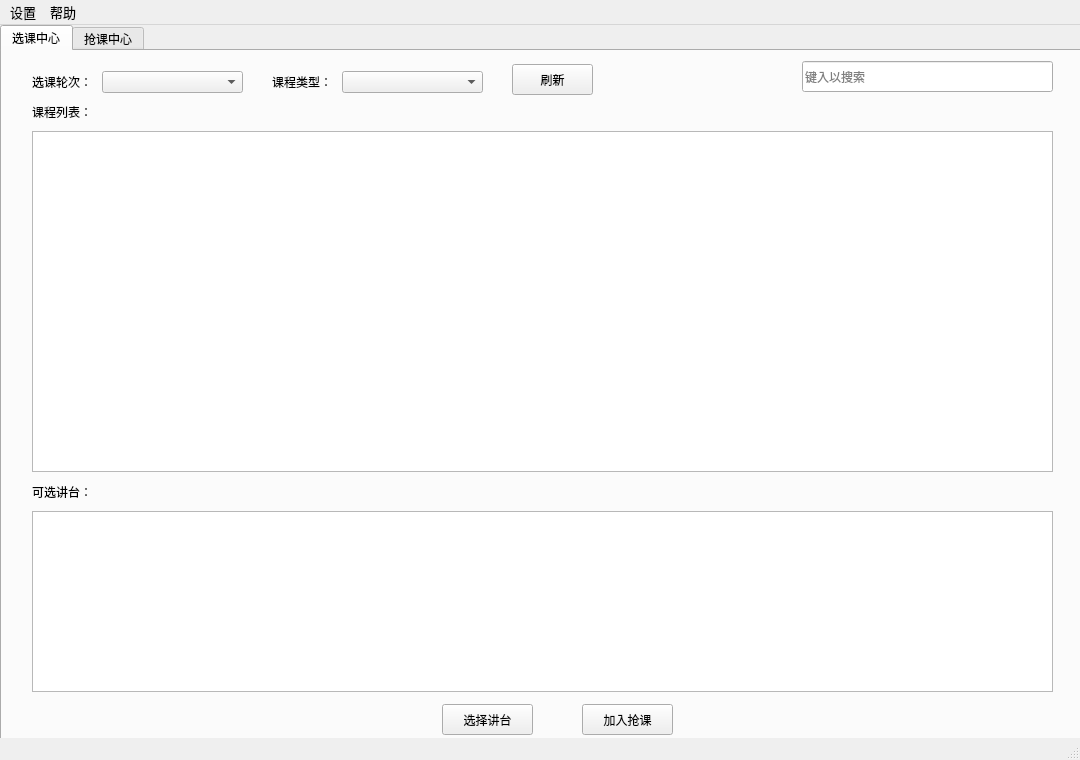
Above: ui/mainWindow.ui from FKSJDSCZ/USTB-curricula-variable-helper before the change. Below: the same form after it.
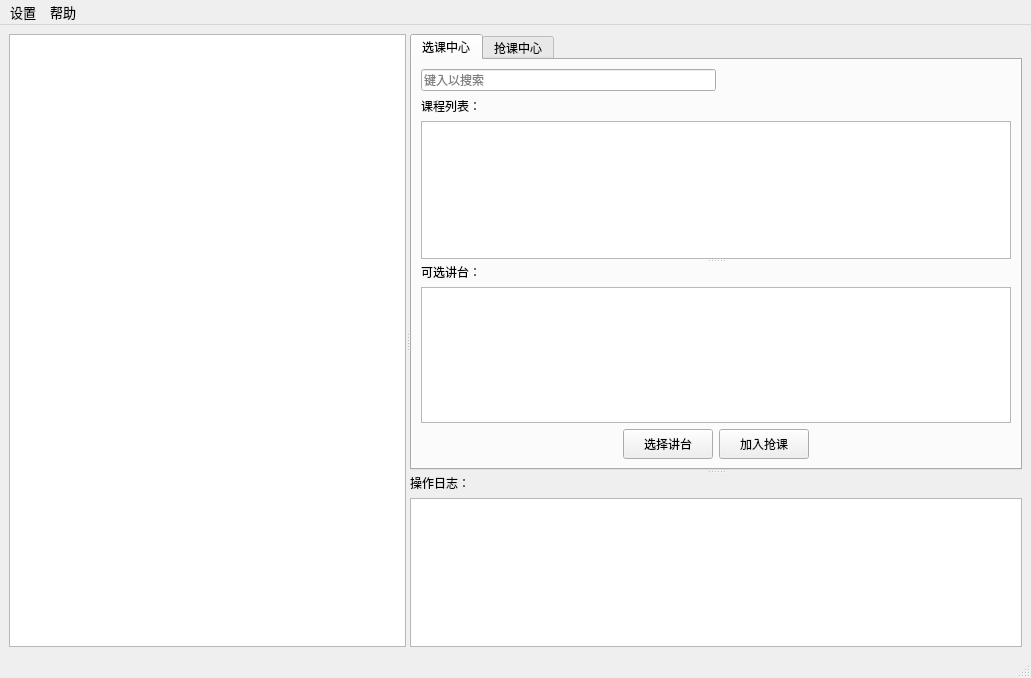
That is the form after the change.

Commit message: 1. optimize automatic course selection service 2. optimize UI design

Patch:
```diff
--- a/ui/mainWindow.ui
+++ b/ui/mainWindow.ui
@@ -6,405 +6,367 @@
    <rect>
     <x>0</x>
     <y>0</y>
-    <width>1080</width>
-    <height>760</height>
+    <width>1031</width>
+    <height>678</height>
    </rect>
   </property>
-  <property name="minimumSize">
-   <size>
-    <width>1080</width>
-    <height>760</height>
-   </size>
-  </property>
-  <property name="maximumSize">
-   <size>
-    <width>1080</width>
-    <height>976</height>
-   </size>
-  </property>
   <property name="windowTitle">
    <string>选课助手</string>
   </property>
   <widget class="QWidget" name="centralwidget">
-   <widget class="QTabWidget" name="tabWidget">
-    <property name="geometry">
-     <rect>
-      <x>0</x>
-      <y>0</y>
-      <width>1081</width>
-      <height>721</height>
-     </rect>
-    </property>
-    <property name="minimumSize">
-     <size>
-      <width>1081</width>
-      <height>721</height>
-     </size>
-    </property>
-    <property name="maximumSize">
-     <size>
-      <width>1081</width>
-      <height>721</height>
-     </size>
-    </property>
+   <layout class="QGridLayout" name="gridLayout_3">
+    <item row="0" column="0">
+     <widget class="QSplitter" name="mainSplitter">
+      <property name="orientation">
+       <enum>Qt::Orientation::Horizontal</enum>
+      </property>
+      <widget class="QTreeView" name="epochTreeView">
+       <property name="editTriggers">
+        <set>QAbstractItemView::EditTrigger::NoEditTriggers</set>
+       </property>
+       <property name="tabKeyNavigation">
+        <bool>true</bool>
+       </property>
+       <property name="dragDropOverwriteMode">
+        <bool>true</bool>
+       </property>
+       <property name="animated">
+        <bool>true</bool>
+       </property>
+      </widget>
+      <widget class="QSplitter" name="rightSplitter">
+       <property name="orientation">
+        <enum>Qt::Orientation::Vertical</enum>
+       </property>
+       <widget class="QTabWidget" name="serviceTabWidget">
     <property name="currentIndex">
      <number>0</number>
     </property>
-    <widget class="QWidget" name="manualSelector">
+        <widget class="QWidget" name="courseQuery">
      <attribute name="title">
       <string>选课中心</string>
      </attribute>
-     <widget class="QComboBox" name="typeComboBox">
-      <property name="geometry">
-       <rect>
-        <x>340</x>
-        <y>20</y>
-        <width>141</width>
-        <height>22</height>
-       </rect>
-      </property>
-     </widget>
-     <widget class="QLabel" name="label">
-      <property name="geometry">
-       <rect>
-        <x>270</x>
-        <y>20</y>
-        <width>71</width>
-        <height>21</height>
-       </rect>
-      </property>
-      <property name="text">
-       <string>课程类型：</string>
-      </property>
-     </widget>
-     <widget class="QPushButton" name="refreshBtn">
-      <property name="geometry">
-       <rect>
-        <x>510</x>
-        <y>13</y>
-        <width>81</width>
-        <height>31</height>
-       </rect>
-      </property>
-      <property name="text">
-       <string>刷新</string>
-      </property>
-     </widget>
+         <layout class="QGridLayout" name="gridLayout_2">
+          <item row="0" column="0">
+           <widget class="QSplitter" name="courseQuerySplitter">
+            <property name="orientation">
+             <enum>Qt::Orientation::Vertical</enum>
+            </property>
+            <widget class="QWidget" name="layoutWidget">
+             <layout class="QVBoxLayout" name="courseTableLayout">
+              <item>
+               <layout class="QHBoxLayout" name="searchLayout">
+                <item>
      <widget class="QLineEdit" name="searchEdit">
-      <property name="geometry">
-       <rect>
-        <x>800</x>
-        <y>10</y>
-        <width>251</width>
-        <height>31</height>
-       </rect>
-      </property>
       <property name="placeholderText">
        <string>键入以搜索</string>
       </property>
      </widget>
+                </item>
+                <item>
+                 <spacer name="horizontalSpacer">
+                  <property name="orientation">
+                   <enum>Qt::Orientation::Horizontal</enum>
+                  </property>
+                  <property name="sizeHint" stdset="0">
+                   <size>
+                    <width>0</width>
+                    <height>0</height>
+                   </size>
+                  </property>
+                 </spacer>
+                </item>
+               </layout>
+              </item>
+              <item>
      <widget class="QLabel" name="label_3">
-      <property name="geometry">
-       <rect>
-        <x>30</x>
-        <y>50</y>
-        <width>71</width>
-        <height>21</height>
-       </rect>
-      </property>
       <property name="text">
        <string>课程列表：</string>
       </property>
      </widget>
+              </item>
+              <item>
+               <widget class="QTableView" name="courseTableView">
+                <property name="editTriggers">
+                 <set>QAbstractItemView::EditTrigger::NoEditTriggers</set>
+                </property>
+                <property name="selectionMode">
+                 <enum>QAbstractItemView::SelectionMode::SingleSelection</enum>
+                </property>
+                <property name="selectionBehavior">
+                 <enum>QAbstractItemView::SelectionBehavior::SelectRows</enum>
+                </property>
+                <property name="sortingEnabled">
+                 <bool>true</bool>
+                </property>
+                <property name="wordWrap">
+                 <bool>false</bool>
+                </property>
+                <attribute name="horizontalHeaderMinimumSectionSize">
+                 <number>0</number>
+                </attribute>
+                <attribute name="horizontalHeaderShowSortIndicator" stdset="0">
+                 <bool>true</bool>
+                </attribute>
+                <attribute name="horizontalHeaderStretchLastSection">
+                 <bool>true</bool>
+                </attribute>
+                <attribute name="verticalHeaderMinimumSectionSize">
+                 <number>0</number>
+                </attribute>
+                <attribute name="verticalHeaderDefaultSectionSize">
+                 <number>20</number>
+                </attribute>
+               </widget>
+              </item>
+             </layout>
+            </widget>
+            <widget class="QWidget" name="layoutWidget">
+             <layout class="QVBoxLayout" name="classTableLayout">
+              <item>
      <widget class="QLabel" name="label_4">
-      <property name="geometry">
-       <rect>
-        <x>30</x>
-        <y>430</y>
-        <width>71</width>
-        <height>21</height>
-       </rect>
-      </property>
       <property name="text">
        <string>可选讲台：</string>
       </property>
      </widget>
+              </item>
+              <item>
+               <widget class="QTableView" name="classTableView">
+                <property name="editTriggers">
+                 <set>QAbstractItemView::EditTrigger::NoEditTriggers</set>
+                </property>
+                <property name="selectionMode">
+                 <enum>QAbstractItemView::SelectionMode::SingleSelection</enum>
+                </property>
+                <property name="selectionBehavior">
+                 <enum>QAbstractItemView::SelectionBehavior::SelectRows</enum>
+                </property>
+                <property name="wordWrap">
+                 <bool>false</bool>
+                </property>
+                <attribute name="horizontalHeaderMinimumSectionSize">
+                 <number>0</number>
+                </attribute>
+                <attribute name="horizontalHeaderStretchLastSection">
+                 <bool>true</bool>
+                </attribute>
+                <attribute name="verticalHeaderVisible">
+                 <bool>true</bool>
+                </attribute>
+                <attribute name="verticalHeaderMinimumSectionSize">
+                 <number>0</number>
+                </attribute>
+                <attribute name="verticalHeaderDefaultSectionSize">
+                 <number>20</number>
+                </attribute>
+               </widget>
+              </item>
+              <item>
+               <layout class="QHBoxLayout" name="buttonLayout">
+                <item>
+                 <spacer name="horizontalSpacer_2">
+                  <property name="orientation">
+                   <enum>Qt::Orientation::Horizontal</enum>
+                  </property>
+                  <property name="sizeHint" stdset="0">
+                   <size>
+                    <width>40</width>
+                    <height>20</height>
+                   </size>
+                  </property>
+                 </spacer>
+                </item>
+                <item>
      <widget class="QPushButton" name="chooseClassBtn">
-      <property name="geometry">
-       <rect>
-        <x>440</x>
-        <y>653</y>
-        <width>91</width>
-        <height>31</height>
-       </rect>
+                  <property name="minimumSize">
+                   <size>
+                    <width>90</width>
+                    <height>30</height>
+                   </size>
       </property>
       <property name="text">
        <string>选择讲台</string>
       </property>
      </widget>
+                </item>
+                <item>
      <widget class="QPushButton" name="addAutoBtn">
-      <property name="geometry">
-       <rect>
-        <x>580</x>
-        <y>653</y>
-        <width>91</width>
-        <height>31</height>
-       </rect>
+                  <property name="minimumSize">
+                   <size>
+                    <width>90</width>
+                    <height>30</height>
+                   </size>
       </property>
       <property name="text">
        <string>加入抢课</string>
       </property>
      </widget>
-     <widget class="QComboBox" name="epochComboBox">
-      <property name="geometry">
-       <rect>
-        <x>100</x>
-        <y>20</y>
-        <width>141</width>
-        <height>22</height>
-       </rect>
-      </property>
-     </widget>
-     <widget class="QLabel" name="label_12">
-      <property name="geometry">
-       <rect>
-        <x>30</x>
-        <y>20</y>
-        <width>71</width>
-        <height>21</height>
-       </rect>
-      </property>
-      <property name="text">
-       <string>选课轮次：</string>
-      </property>
-     </widget>
-     <widget class="QTableView" name="courseTableView">
-      <property name="geometry">
-       <rect>
-        <x>30</x>
-        <y>80</y>
-        <width>1021</width>
-        <height>341</height>
-       </rect>
-      </property>
-      <property name="editTriggers">
-       <set>QAbstractItemView::EditTrigger::NoEditTriggers</set>
-      </property>
-      <property name="alternatingRowColors">
-       <bool>true</bool>
-      </property>
-      <property name="selectionMode">
-       <enum>QAbstractItemView::SelectionMode::SingleSelection</enum>
-      </property>
-      <property name="selectionBehavior">
-       <enum>QAbstractItemView::SelectionBehavior::SelectRows</enum>
-      </property>
-      <property name="sortingEnabled">
-       <bool>true</bool>
-      </property>
-      <property name="wordWrap">
-       <bool>false</bool>
-      </property>
-      <attribute name="horizontalHeaderMinimumSectionSize">
-       <number>0</number>
-      </attribute>
-      <attribute name="horizontalHeaderShowSortIndicator" stdset="0">
-       <bool>true</bool>
-      </attribute>
-      <attribute name="horizontalHeaderStretchLastSection">
-       <bool>true</bool>
-      </attribute>
-      <attribute name="verticalHeaderMinimumSectionSize">
-       <number>0</number>
-      </attribute>
-      <attribute name="verticalHeaderDefaultSectionSize">
-       <number>20</number>
-      </attribute>
-     </widget>
-     <widget class="QTableView" name="classTableView">
-      <property name="geometry">
-       <rect>
-        <x>30</x>
-        <y>460</y>
-        <width>1021</width>
-        <height>181</height>
-       </rect>
-      </property>
-      <property name="editTriggers">
-       <set>QAbstractItemView::EditTrigger::NoEditTriggers</set>
-      </property>
-      <property name="alternatingRowColors">
-       <bool>true</bool>
-      </property>
-      <property name="selectionMode">
-       <enum>QAbstractItemView::SelectionMode::SingleSelection</enum>
-      </property>
-      <property name="selectionBehavior">
-       <enum>QAbstractItemView::SelectionBehavior::SelectRows</enum>
-      </property>
-      <property name="wordWrap">
-       <bool>false</bool>
-      </property>
-      <attribute name="horizontalHeaderMinimumSectionSize">
-       <number>0</number>
-      </attribute>
-      <attribute name="horizontalHeaderStretchLastSection">
-       <bool>true</bool>
-      </attribute>
-      <attribute name="verticalHeaderVisible">
-       <bool>true</bool>
-      </attribute>
-      <attribute name="verticalHeaderMinimumSectionSize">
-       <number>0</number>
-      </attribute>
-      <attribute name="verticalHeaderDefaultSectionSize">
-       <number>20</number>
-      </attribute>
-     </widget>
+                </item>
+                <item>
+                 <spacer name="horizontalSpacer_3">
+                  <property name="orientation">
+                   <enum>Qt::Orientation::Horizontal</enum>
+                  </property>
+                  <property name="sizeHint" stdset="0">
+                   <size>
+                    <width>40</width>
+                    <height>20</height>
+                   </size>
+                  </property>
+                 </spacer>
+                </item>
+               </layout>
+              </item>
+             </layout>
+            </widget>
+           </widget>
+          </item>
+         </layout>
     </widget>
     <widget class="QWidget" name="autoSelector">
      <attribute name="title">
       <string>抢课中心</string>
      </attribute>
+         <layout class="QGridLayout" name="gridLayout">
+          <item row="0" column="0">
+           <layout class="QVBoxLayout" name="autoSelectorLayout">
+            <item>
      <widget class="QLabel" name="label_6">
-      <property name="geometry">
-       <rect>
-        <x>30</x>
-        <y>20</y>
-        <width>111</width>
-        <height>21</height>
-       </rect>
-      </property>
       <property name="text">
        <string>循环抢课课程列表：</string>
       </property>
      </widget>
+            </item>
+            <item>
+             <layout class="QHBoxLayout" name="autoCourseTableLayout">
+              <item>
+               <widget class="QTableView" name="autoClassTableView">
+                <property name="editTriggers">
+                 <set>QAbstractItemView::EditTrigger::NoEditTriggers</set>
+                </property>
+                <property name="selectionBehavior">
+                 <enum>QAbstractItemView::SelectionBehavior::SelectRows</enum>
+                </property>
+                <property name="wordWrap">
+                 <bool>false</bool>
+                </property>
+                <attribute name="horizontalHeaderMinimumSectionSize">
+                 <number>0</number>
+                </attribute>
+                <attribute name="horizontalHeaderStretchLastSection">
+                 <bool>true</bool>
+                </attribute>
+                <attribute name="verticalHeaderVisible">
+                 <bool>true</bool>
+                </attribute>
+                <attribute name="verticalHeaderMinimumSectionSize">
+                 <number>0</number>
+                </attribute>
+                <attribute name="verticalHeaderDefaultSectionSize">
+                 <number>20</number>
+                </attribute>
+               </widget>
+              </item>
+              <item>
+               <layout class="QVBoxLayout" name="autoButtonLayout">
+                <item>
      <widget class="QPushButton" name="delAutoBtn">
-      <property name="geometry">
-       <rect>
-        <x>930</x>
-        <y>130</y>
-        <width>121</width>
-        <height>41</height>
-       </rect>
+                  <property name="minimumSize">
+                   <size>
+                    <width>110</width>
+                    <height>30</height>
+                   </size>
       </property>
       <property name="text">
        <string>删除选中的课程</string>
       </property>
      </widget>
+                </item>
+                <item>
      <widget class="QPushButton" name="switchAutoBtn">
-      <property name="geometry">
-       <rect>
-        <x>930</x>
-        <y>217</y>
-        <width>121</width>
-        <height>41</height>
-       </rect>
+                  <property name="minimumSize">
+                   <size>
+                    <width>110</width>
+                    <height>30</height>
+                   </size>
       </property>
       <property name="text">
        <string>开始循环抢课</string>
       </property>
      </widget>
+                </item>
+                <item>
      <widget class="QPushButton" name="saveAutoBtn">
-      <property name="geometry">
-       <rect>
-        <x>930</x>
-        <y>307</y>
-        <width>121</width>
-        <height>41</height>
-       </rect>
+                  <property name="minimumSize">
+                   <size>
+                    <width>110</width>
+                    <height>30</height>
+                   </size>
       </property>
       <property name="text">
        <string>保存课程列表</string>
       </property>
      </widget>
+                </item>
+                <item>
      <widget class="QPushButton" name="clearAutoBtn">
-      <property name="geometry">
-       <rect>
-        <x>930</x>
-        <y>397</y>
-        <width>121</width>
-        <height>41</height>
-       </rect>
+                  <property name="minimumSize">
+                   <size>
+                    <width>110</width>
+                    <height>30</height>
+                   </size>
       </property>
       <property name="text">
        <string>清空课程列表</string>
       </property>
      </widget>
+                </item>
+                <item>
      <widget class="QPushButton" name="loadAutoBtn">
-      <property name="geometry">
-       <rect>
-        <x>930</x>
-        <y>487</y>
-        <width>121</width>
-        <height>41</height>
-       </rect>
+                  <property name="minimumSize">
+                   <size>
+                    <width>110</width>
+                    <height>30</height>
+                   </size>
       </property>
       <property name="text">
        <string>读取课程列表</string>
       </property>
      </widget>
-     <widget class="QTableView" name="autoCourseTableView">
-      <property name="geometry">
-       <rect>
-        <x>30</x>
-        <y>50</y>
-        <width>871</width>
-        <height>611</height>
-       </rect>
-      </property>
-      <property name="editTriggers">
-       <set>QAbstractItemView::EditTrigger::NoEditTriggers</set>
-      </property>
-      <property name="alternatingRowColors">
-       <bool>true</bool>
-      </property>
-      <property name="selectionBehavior">
-       <enum>QAbstractItemView::SelectionBehavior::SelectRows</enum>
-      </property>
-      <property name="wordWrap">
-       <bool>false</bool>
-      </property>
-      <attribute name="horizontalHeaderMinimumSectionSize">
-       <number>0</number>
-      </attribute>
-      <attribute name="horizontalHeaderStretchLastSection">
-       <bool>true</bool>
-      </attribute>
-      <attribute name="verticalHeaderVisible">
-       <bool>true</bool>
-      </attribute>
-      <attribute name="verticalHeaderMinimumSectionSize">
-       <number>0</number>
-      </attribute>
-      <attribute name="verticalHeaderDefaultSectionSize">
-       <number>20</number>
-      </attribute>
-     </widget>
-    </widget>
-   </widget>
+                </item>
+                <item>
+                 <spacer name="verticalSpacer">
+                  <property name="orientation">
+                   <enum>Qt::Orientation::Vertical</enum>
+                  </property>
+                  <property name="sizeHint" stdset="0">
+                   <size>
+                    <width>20</width>
+                    <height>40</height>
+                   </size>
+                  </property>
+                 </spacer>
+                </item>
+               </layout>
+              </item>
+             </layout>
+            </item>
+           </layout>
+          </item>
+         </layout>
+        </widget>
+       </widget>
+       <widget class="QWidget" name="layoutWidget">
+        <layout class="QVBoxLayout" name="logLayout">
+         <item>
    <widget class="QLabel" name="label_5">
-    <property name="geometry">
-     <rect>
-      <x>30</x>
-      <y>730</y>
-      <width>71</width>
-      <height>21</height>
-     </rect>
-    </property>
     <property name="text">
      <string>操作日志：</string>
     </property>
    </widget>
-   <widget class="QPlainTextEdit" name="cmdOutput">
-    <property name="geometry">
-     <rect>
-      <x>30</x>
-      <y>760</y>
-      <width>1021</width>
-      <height>151</height>
-     </rect>
-    </property>
+         </item>
+         <item>
+          <widget class="QPlainTextEdit" name="logOutput">
     <property name="readOnly">
      <bool>true</bool>
     </property>
@@ -412,13 +374,20 @@
      <set>Qt::TextInteractionFlag::LinksAccessibleByKeyboard|Qt::TextInteractionFlag::LinksAccessibleByMouse|Qt::TextInteractionFlag::TextBrowserInteraction|Qt::TextInteractionFlag::TextSelectableByKeyboard|Qt::TextInteractionFlag::TextSelectableByMouse</set>
     </property>
    </widget>
+         </item>
+        </layout>
+       </widget>
+      </widget>
+     </widget>
+    </item>
+   </layout>
   </widget>
   <widget class="QMenuBar" name="menubar">
    <property name="geometry">
     <rect>
      <x>0</x>
      <y>0</y>
-     <width>1080</width>
+     <width>1031</width>
      <height>33</height>
     </rect>
    </property>
```
Left out of the diff: 6 changed lines with no effect on the pictures. Lines whose indentation alone changed are shown as unchanged. The commit also changes 7 other files.
